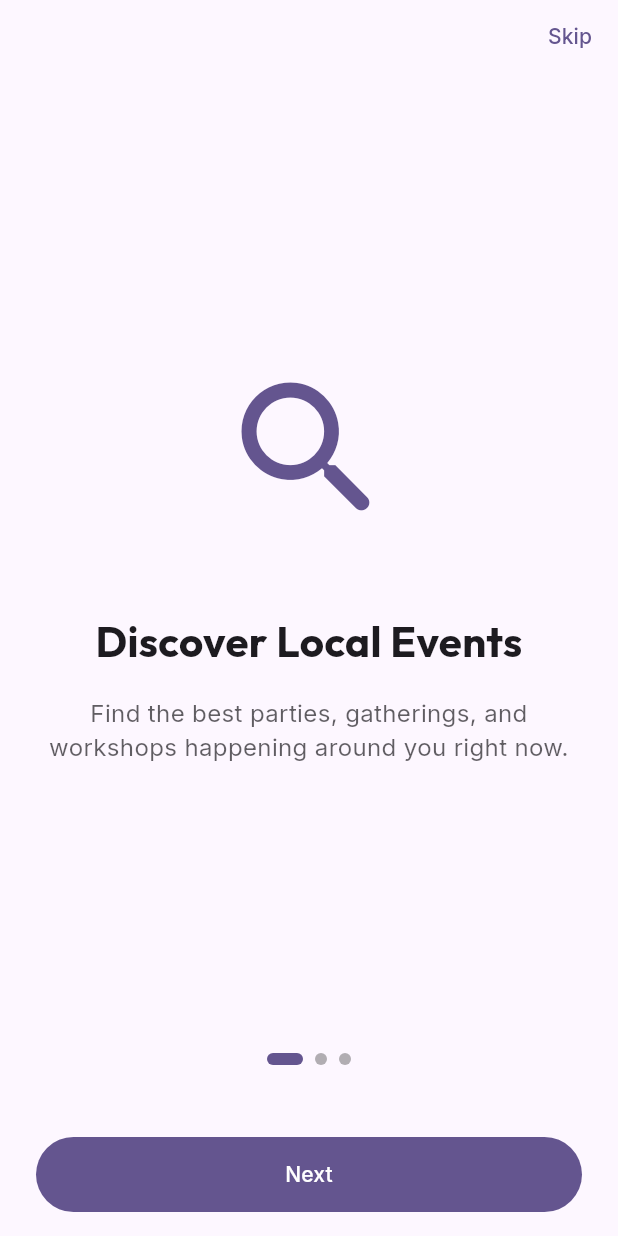
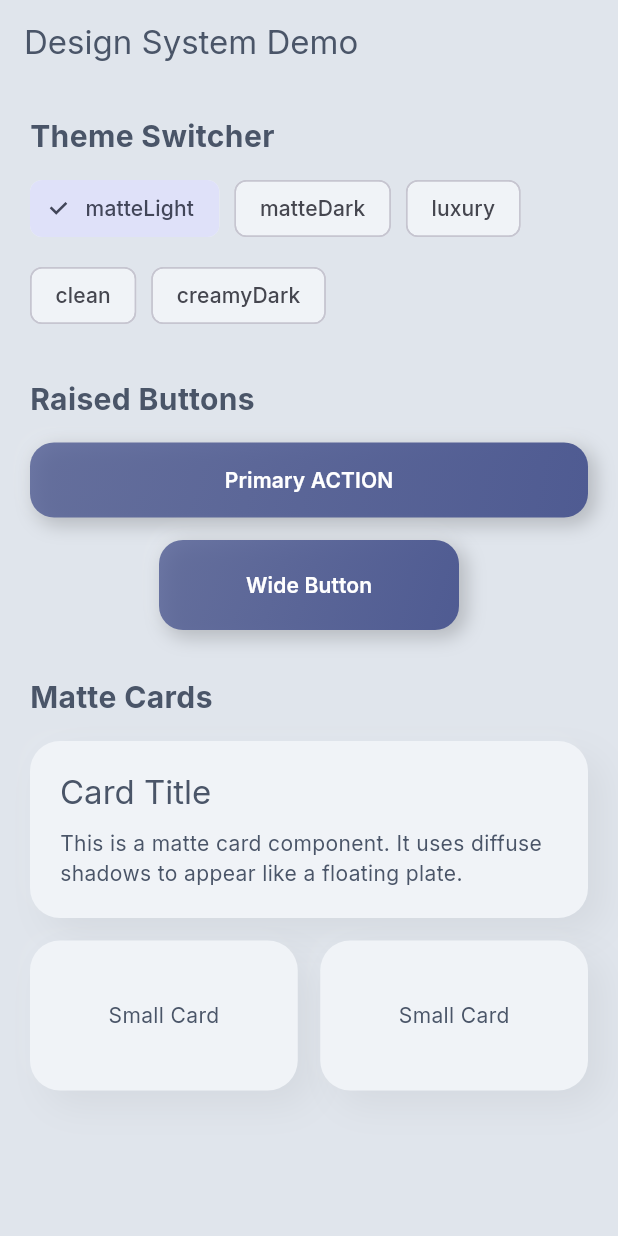
Before and after one commit to Non-Zero-AI/whos_got_what, a Flutter app: the screen it shows after launch, on a phone screen of 412 x 824 dp. Run offline on Flutter 3.47's test engine with Material 3 defaults, Android fonts, the phone set to English and light mode, and no system bars; drawn by our look-alikes of flutter_animate; our stand-ins replace flutter_riverpod, freezed_annotation, go_router, google_fonts, google_maps_flutter, supabase_flutter; missing offline and left inert: flutter_stripe; accounts and stored records are empty.

Commit message:
Update UI: Add design system demo, MatteCard, RaisedButton, and theme enhancements

```diff
--- a/lib/core/router/router_provider.dart
+++ b/lib/core/router/router_provider.dart
@@ -9,18 +9,21 @@ import 'package:whos_got_what/features/onboarding/presentation/screens/onboardin
 import 'package:whos_got_what/features/profile/presentation/screens/profile_screen.dart';
 import 'package:whos_got_what/features/settings/presentation/screens/settings_screen.dart';
 import 'package:whos_got_what/shared/widgets/scaffold_with_navbar.dart';
+import 'package:whos_got_what/features/design_system_demo/design_system_demo_screen.dart';
 
 final routerProvider = Provider<GoRouter>((ref) {
   final authState = ref.watch(authStateProvider);
 
   return GoRouter(
-    initialLocation: '/home',
+    initialLocation: '/design',
     debugLogDiagnostics: true,
     redirect: (context, state) {
       final isLoggedIn = authState.value?.session?.user != null;
       final isAuthRoute = state.uri.path == '/auth' || state.uri.path == '/onboarding';
 
       if (authState.isLoading) return null; // Wait for loading
+
+      if (state.uri.path == '/design') return null;
 
       if (!isLoggedIn && !isAuthRoute) {
         return '/onboarding';
@@ -84,6 +87,10 @@ final routerProvider = Provider<GoRouter>((ref) {
           ),
         ],
       ),
+      GoRoute(
+        path: '/design',
+        builder: (context, state) => const DesignSystemDemoScreen(),
+      ),
     ],
   );
 });
--- a/lib/core/theme/app_theme.dart
+++ b/lib/core/theme/app_theme.dart
@@ -1,26 +1,126 @@
 import 'package:flutter/material.dart';
 import 'package:google_fonts/google_fonts.dart';
 
+enum AppPalette {
+  matteLight,
+  matteDark,
+  luxury,
+  clean,
+  creamyDark,
+}
+
 class AppTheme {
-  static ThemeData lightTheme(Color seedColor) {
+  // --- Palette Definitions ---
+
+  // 1. Matte Light
+  static const Color _lightBg = Color(0xFFE0E5EC);
+  static const Color _lightSurface = Color(0xFFF0F3F7);
+  static const Color _lightText = Color(0xFF4A5568);
+  static const Color _lightAccent = Color(0xFF667EEA);
+
+  // 2. Matte Dark
+  static const Color _darkBg = Color(0xFF212529);
+  static const Color _darkSurface = Color(0xFF2D3238);
+  static const Color _darkText = Color(0xFFE2E8F0);
+  static const Color _darkAccent = Color(0xFF81E6D9);
+
+  // 3. Luxury (Navy & Gold)
+  static const Color _navyBg = Color(0xFF001F3F);
+  static const Color _navySurface = Color(0xFF003366);
+  static const Color _luxuryText = Color(0xFFF5E8D8);
+  static const Color _goldAccent = Color(0xFFC5A059);
+
+  // 4. Clean (White & Navy)
+  static const Color _cleanBg = Color(0xFFFFFFFF);
+  static const Color _cleanSurface = Color(0xFFF9FAFB);
+  static const Color _cleanText = Color(0xFF001F3F);
+  static const Color _cleanAccent = Color(0xFF1D3557);
+
+  // 5. Creamy Dark
+  static const Color _creamyBg = Color(0xFF1C1C1C);
+  static const Color _creamySurface = Color(0xFF2C2C2C);
+  static const Color _creamyText = Color(0xFFF5E8D8);
+  static const Color _warmAccent = Color(0xFFDAA520);
+
+
+  static ThemeData getTheme(AppPalette palette) {
+    switch (palette) {
+      case AppPalette.matteLight:
+        return _buildTheme(
+          brightness: Brightness.light,
+          bg: _lightBg,
+          surface: _lightSurface,
+          primary: _lightAccent,
+          text: _lightText,
+        );
+      case AppPalette.matteDark:
+        return _buildTheme(
+          brightness: Brightness.dark,
+          bg: _darkBg,
+          surface: _darkSurface,
+          primary: _darkAccent,
+          text: _darkText,
+        );
+      case AppPalette.luxury:
+         return _buildTheme(
+          brightness: Brightness.dark,
+          bg: _navyBg,
+          surface: _navySurface,
+          primary: _goldAccent,
+          text: _luxuryText,
+        );
+      case AppPalette.clean:
+        return _buildTheme(
+          brightness: Brightness.light,
+          bg: _cleanBg,
+          surface: _cleanSurface,
+          primary: _cleanAccent,
+          text: _cleanText,
+        );
+      case AppPalette.creamyDark:
+        return _buildTheme(
+          brightness: Brightness.dark,
+          bg: _creamyBg,
+          surface: _creamySurface,
+          primary: _warmAccent,
+          text: _creamyText,
+        );
+    }
+  }
+
+  static ThemeData _buildTheme({
+    required Brightness brightness,
+    required Color bg,
+    required Color surface,
+    required Color primary,
+    required Color text,
+  }) {
+    final baseTextTheme = GoogleFonts.interTextTheme(
+      brightness == Brightness.dark ? ThemeData.dark().textTheme : ThemeData.light().textTheme,
+    );
+
     return ThemeData(
       useMaterial3: true,
+      brightness: brightness,
+      scaffoldBackgroundColor: bg,
       colorScheme: ColorScheme.fromSeed(
-        seedColor: seedColor,
-        brightness: Brightness.light,
+        seedColor: primary,
+        brightness: brightness,
+        surface: surface,
+        onSurface: text,
+        background: bg,
+        onBackground: text,
       ),
-      textTheme: GoogleFonts.interTextTheme(),
-    );
-  }
-
-  static ThemeData darkTheme(Color seedColor) {
-    return ThemeData(
-      useMaterial3: true,
-      colorScheme: ColorScheme.fromSeed(
-        seedColor: seedColor,
-        brightness: Brightness.dark,
+      textTheme: baseTextTheme.apply(
+        bodyColor: text,
+        displayColor: text,
       ),
-      textTheme: GoogleFonts.interTextTheme(ThemeData.dark().textTheme),
+      appBarTheme: AppBarTheme(
+        backgroundColor: bg,
+        foregroundColor: text,
+        elevation: 0,
+      ),
+      // Add other global component overrides here as needed
     );
   }
 }
--- a/lib/core/theme/theme_provider.dart
+++ b/lib/core/theme/theme_provider.dart
@@ -1,22 +1,19 @@
 import 'package:flutter/material.dart';
 import 'package:flutter_riverpod/flutter_riverpod.dart';
+import 'app_theme.dart';
 
 class ThemeState {
-  final ThemeMode mode;
-  final Color accentColor;
+  final AppPalette palette;
 
   const ThemeState({
-    required this.mode,
-    required this.accentColor,
+    this.palette = AppPalette.matteLight, // Default
   });
 
   ThemeState copyWith({
-    ThemeMode? mode,
-    Color? accentColor,
+    AppPalette? palette,
   }) {
     return ThemeState(
-      mode: mode ?? this.mode,
-      accentColor: accentColor ?? this.accentColor,
+      palette: palette ?? this.palette,
     );
   }
 }
@@ -24,18 +21,21 @@ class ThemeState {
 class ThemeNotifier extends Notifier<ThemeState> {
   @override
   ThemeState build() {
-    return const ThemeState(
-      mode: ThemeMode.system,
-      accentColor: Color(0xFF6200EE), // Default accent
-    );
+    return const ThemeState();
   }
 
-  void toggleTheme(bool isDark) {
-    state = state.copyWith(mode: isDark ? ThemeMode.dark : ThemeMode.light);
+  void setPalette(AppPalette palette) {
+    state = state.copyWith(palette: palette);
   }
 
-  void setAccentColor(Color color) {
-    state = state.copyWith(accentColor: color);
+  // Helper to toggle between simple light/dark map if we want basic toggling,
+  // but for now we expose setPalette.
+  void toggleSimpleMode() {
+    if (state.palette == AppPalette.matteLight) {
+        state = state.copyWith(palette: AppPalette.matteDark);
+    } else {
+        state = state.copyWith(palette: AppPalette.matteLight);
+    }
   }
 }
 
--- /dev/null
+++ b/lib/features/design_system_demo/design_system_demo_screen.dart
@@ -0,0 +1,106 @@
+import 'package:flutter/material.dart';
+import 'package:flutter_riverpod/flutter_riverpod.dart';
+import 'package:whos_got_what/core/theme/app_theme.dart';
+import 'package:whos_got_what/core/theme/theme_provider.dart';
+import 'package:whos_got_what/shared/widgets/matte_card.dart';
+import 'package:whos_got_what/shared/widgets/raised_button.dart';
+
+class DesignSystemDemoScreen extends ConsumerWidget {
+  const DesignSystemDemoScreen({super.key});
+
+  @override
+  Widget build(BuildContext context, WidgetRef ref) {
+    final themeState = ref.watch(themeProvider);
+
+    return Scaffold(
+      appBar: AppBar(
+        title: const Text('Design System Demo'),
+      ),
+      body: ListView(
+        padding: const EdgeInsets.all(20),
+        children: [
+          const Text(
+            'Theme Switcher',
+            style: TextStyle(fontSize: 20, fontWeight: FontWeight.bold),
+          ),
+          const SizedBox(height: 10),
+          Wrap(
+            spacing: 10,
+            runSpacing: 10,
+            children: AppPalette.values.map((palette) {
+              return ChoiceChip(
+                label: Text(palette.name),
+                selected: themeState.palette == palette,
+                onSelected: (selected) {
+                  if (selected) {
+                    ref.read(themeProvider.notifier).setPalette(palette);
+                  }
+                },
+              );
+            }).toList(),
+          ),
+          const SizedBox(height: 30),
+          const Text(
+            'Raised Buttons',
+            style: TextStyle(fontSize: 20, fontWeight: FontWeight.bold),
+          ),
+          const SizedBox(height: 15),
+          Center(
+            child: RaisedButton(
+              onPressed: () {},
+              child: const Text('Primary ACTION'),
+            ),
+          ),
+          const SizedBox(height: 15),
+          Center(
+            child: RaisedButton(
+              onPressed: () {},
+              width: 200,
+              height: 60,
+              child: const Text('Wide Button'),
+            ),
+          ),
+          const SizedBox(height: 30),
+          const Text(
+            'Matte Cards',
+            style: TextStyle(fontSize: 20, fontWeight: FontWeight.bold),
+          ),
+          const SizedBox(height: 15),
+          MatteCard(
+            child: Column(
+              crossAxisAlignment: CrossAxisAlignment.start,
+              children: [
+                Text(
+                  'Card Title',
+                  style: Theme.of(context).textTheme.titleLarge,
+                ),
+                const SizedBox(height: 10),
+                const Text(
+                  'This is a matte card component. It uses diffuse shadows to appear like a floating plate.',
+                ),
+              ],
+            ),
+          ),
+          const SizedBox(height: 15),
+          Row(
+            children: [
+              Expanded(
+                child: MatteCard(
+                  height: 100,
+                  child: Center(child: Text('Small Card')),
+                ),
+              ),
+              const SizedBox(width: 15),
+              Expanded(
+                child: MatteCard(
+                  height: 100,
+                  child: Center(child: Text('Small Card')),
+                ),
+              ),
+            ],
+          ),
+        ],
+      ),
+    );
+  }
+}
--- a/lib/main.dart
+++ b/lib/main.dart
@@ -27,9 +27,7 @@ class WhosGotWhatApp extends ConsumerWidget {
 
     return MaterialApp.router(
       title: AppConstants.appName,
-      theme: AppTheme.lightTheme(themeState.accentColor),
-      darkTheme: AppTheme.darkTheme(themeState.accentColor),
-      themeMode: themeState.mode,
+      theme: AppTheme.getTheme(themeState.palette),
       routerConfig: router,
       debugShowCheckedModeBanner: false,
     );
--- /dev/null
+++ b/lib/shared/widgets/matte_card.dart
@@ -0,0 +1,54 @@
+import 'package:flutter/material.dart';
+
+class MatteCard extends StatelessWidget {
+  final Widget child;
+  final EdgeInsetsGeometry? padding;
+  final EdgeInsetsGeometry? margin;
+  final BorderRadius? borderRadius;
+  final Color? color;
+  final double? width;
+  final double? height;
+
+  const MatteCard({
+    super.key,
+    required this.child,
+    this.padding,
+    this.margin,
+    this.borderRadius,
+    this.color,
+    this.width,
+    this.height,
+  });
+
+  @override
+  Widget build(BuildContext context) {
+    final theme = Theme.of(context);
+    final colorScheme = theme.colorScheme;
+    final radius = borderRadius ?? BorderRadius.circular(20);
+    final bgColor = color ?? colorScheme.surface;
+
+    return Container(
+      width: width,
+      height: height,
+      margin: margin,
+      padding: padding ?? const EdgeInsets.all(20),
+      decoration: BoxDecoration(
+        color: bgColor,
+        borderRadius: radius,
+        boxShadow: [
+          BoxShadow(
+            color: Colors.black.withOpacity(0.05),
+            offset: const Offset(10, 10),
+            blurRadius: 20,
+          ),
+          BoxShadow(
+            color: Colors.white.withOpacity(0.05),
+            offset: const Offset(-5, -5),
+            blurRadius: 10,
+          ),
+        ],
+      ),
+      child: child,
+    );
+  }
+}
--- /dev/null
+++ b/lib/shared/widgets/raised_button.dart
@@ -0,0 +1,86 @@
+import 'package:flutter/material.dart';
+
+class RaisedButton extends StatefulWidget {
+  final VoidCallback? onPressed;
+  final Widget child;
+  final double? width;
+  final double height;
+  final BorderRadius? borderRadius;
+  final LinearGradient? gradient;
+
+  const RaisedButton({
+    super.key,
+    required this.onPressed,
+    required this.child,
+    this.width,
+    this.height = 50,
+    this.borderRadius,
+    this.gradient,
+  });
+
+  @override
+  State<RaisedButton> createState() => _RaisedButtonState();
+}
+
+class _RaisedButtonState extends State<RaisedButton> {
+  bool _isPressed = false;
+
+  @override
+  Widget build(BuildContext context) {
+    final theme = Theme.of(context);
+    final colorScheme = theme.colorScheme;
+
+    // Default gradient based on primary color
+    final defaultGradient = LinearGradient(
+      begin: Alignment.topLeft,
+      end: Alignment.bottomRight,
+      colors: [
+        colorScheme.primary.withOpacity(0.8),
+        colorScheme.primary,
+      ],
+    );
+
+    final effectiveGradient = widget.gradient ?? defaultGradient;
+    final radius = widget.borderRadius ?? BorderRadius.circular(16);
+
+    return GestureDetector(
+      onTapDown: (_) => setState(() => _isPressed = true),
+      onTapUp: (_) => setState(() => _isPressed = false),
+      onTapCancel: () => setState(() => _isPressed = false),
+      onTap: widget.onPressed,
+      child: AnimatedContainer(
+        duration: const Duration(milliseconds: 150),
+        width: widget.width,
+        height: widget.height,
+        decoration: BoxDecoration(
+          borderRadius: radius,
+          gradient: effectiveGradient,
+          boxShadow: _isPressed
+              ? [] // No shadow (or inner shadow) when pressed
+              : [
+                  BoxShadow(
+                    color: Colors.black.withOpacity(0.2),
+                    offset: const Offset(4, 4),
+                    blurRadius: 10,
+                    spreadRadius: 1,
+                  ),
+                  BoxShadow(
+                    color: Colors.white.withOpacity(0.1),
+                    offset: const Offset(-4, -4),
+                    blurRadius: 10,
+                    spreadRadius: 1,
+                  ),
+                ],
+        ),
+        alignment: Alignment.center,
+        child: DefaultTextStyle(
+          style: theme.textTheme.labelLarge!.copyWith(
+            color: colorScheme.onPrimary,
+            fontWeight: FontWeight.w600,
+          ),
+          child: widget.child,
+        ),
+      ),
+    );
+  }
+}
```
